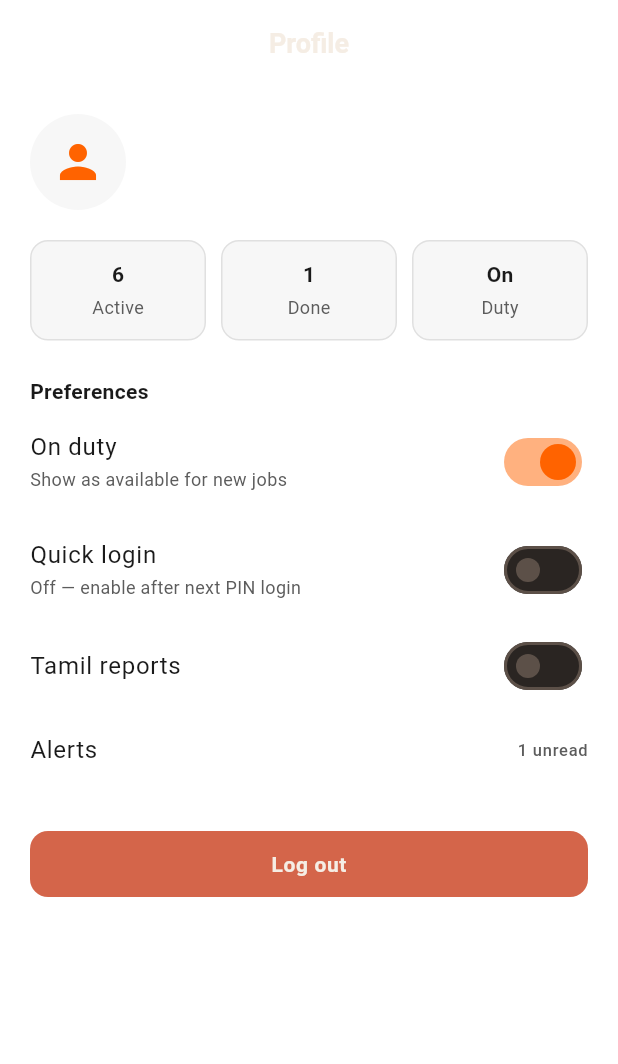
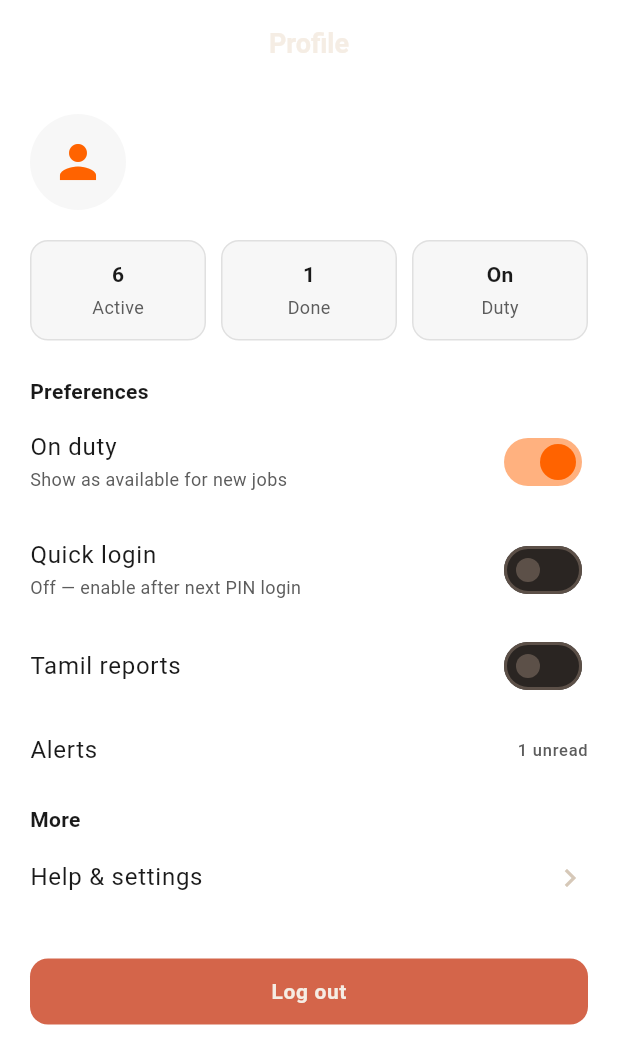
Before and after one commit to Pranitha0315/Fixora_GWM, a Flutter app: the ProfileScreen screen opened directly, on a phone screen of 412 x 824 dp. Shown: the top 1064 px of the screen. Run offline on Flutter 3.47's test engine with Material 3 defaults, Android fonts, the phone set to English and light mode, and no system bars; our stand-ins replace dio, flutter_riverpod, flutter_secure_storage, go_router, image_picker, shared_preferences; accounts and stored records are empty.

Commit message:
Wire More section from profile

```diff
--- a/FixoraRev.Mechanic/lib/features/profile/presentation/profile_screen.dart
+++ b/FixoraRev.Mechanic/lib/features/profile/presentation/profile_screen.dart
@@ -185,6 +185,20 @@ class _ProfileScreenState extends ConsumerState<ProfileScreen> {
             ),
             onTap: () => context.push(RouteNames.notifications),
           ),
+          const SizedBox(height: 8),
+          Text(
+            'More',
+            style: TextStyle(
+              color: AppColors.ink,
+              fontWeight: FontWeight.w700,
+            ),
+          ),
+          ListTile(
+            contentPadding: EdgeInsets.zero,
+            title: Text('Help & settings', style: TextStyle(color: AppColors.ink)),
+            trailing: const Icon(Icons.chevron_right),
+            onTap: () => context.push(RouteNames.moreMenu),
+          ),
           const SizedBox(height: 24),
           ElevatedButton(
             style: BronzeButtons.elevated.copyWith(
```
